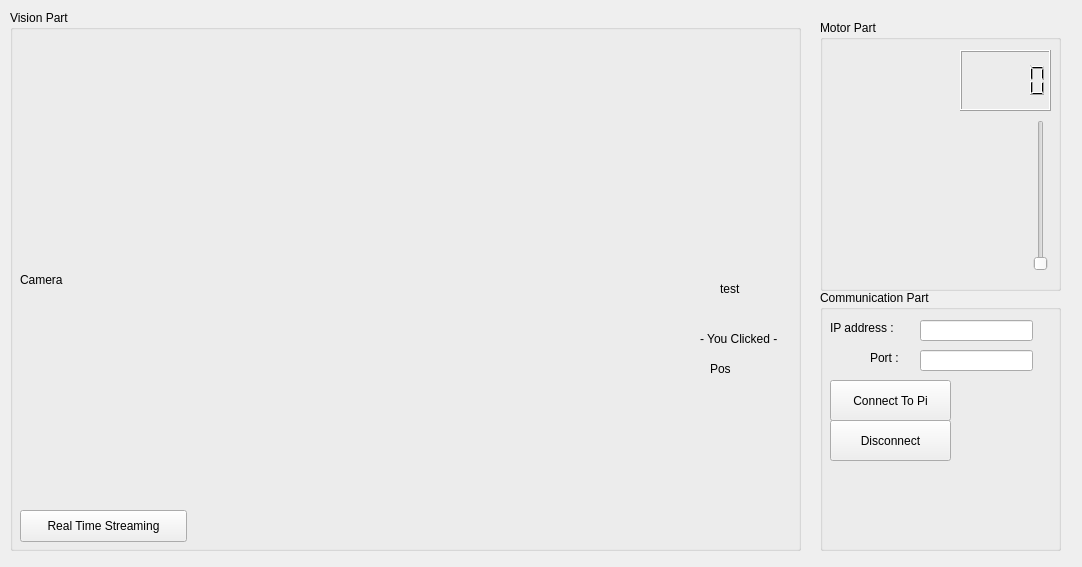
The window that mainwindow.ui (canslab/piController) describes before a commit, drawn with Qt 5.
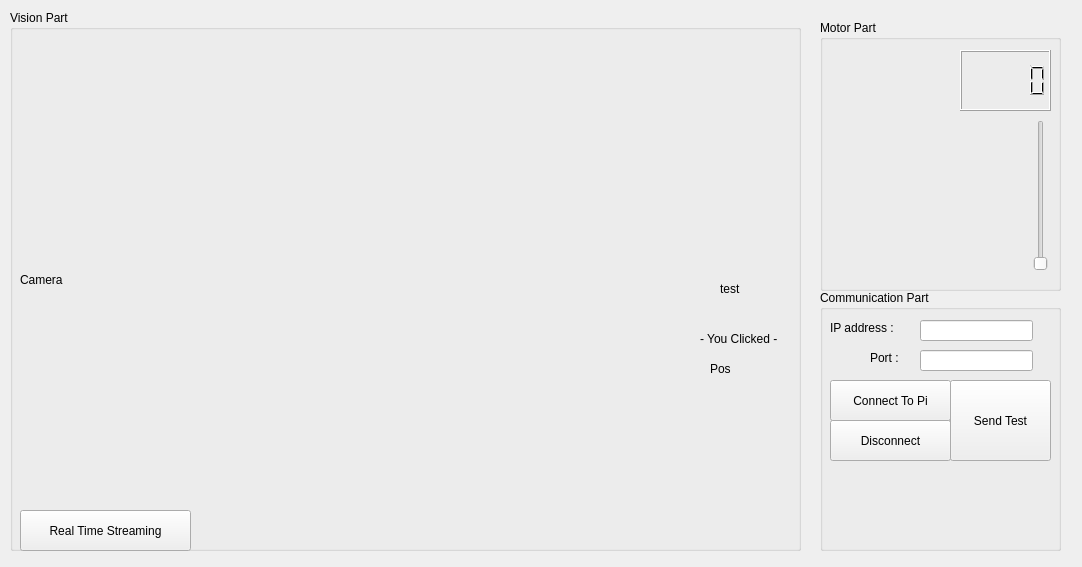
The same window after the commit.

Patch:
```diff
--- a/mainwindow.ui
+++ b/mainwindow.ui
@@ -10,6 +10,24 @@
     <height>567</height>
    </rect>
   </property>
+  <property name="sizePolicy">
+   <sizepolicy hsizetype="Preferred" vsizetype="Preferred">
+    <horstretch>0</horstretch>
+    <verstretch>0</verstretch>
+   </sizepolicy>
+  </property>
+  <property name="minimumSize">
+   <size>
+    <width>1082</width>
+    <height>567</height>
+   </size>
+  </property>
+  <property name="maximumSize">
+   <size>
+    <width>1082</width>
+    <height>567</height>
+   </size>
+  </property>
   <property name="windowTitle">
    <string>Pi Controller</string>
   </property>
@@ -134,6 +152,19 @@
       <string>Port :</string>
      </property>
     </widget>
+    <widget class="QPushButton" name="sendButton">
+     <property name="geometry">
+      <rect>
+       <x>130</x>
+       <y>90</y>
+       <width>101</width>
+       <height>81</height>
+      </rect>
+     </property>
+     <property name="text">
+      <string>Send Test</string>
+     </property>
+    </widget>
    </widget>
    <widget class="QGroupBox" name="groupBox_3">
     <property name="geometry">
@@ -174,8 +205,8 @@
       <rect>
        <x>10</x>
        <y>500</y>
-       <width>167</width>
-       <height>32</height>
+       <width>171</width>
+       <height>41</height>
       </rect>
      </property>
      <property name="text">
```
